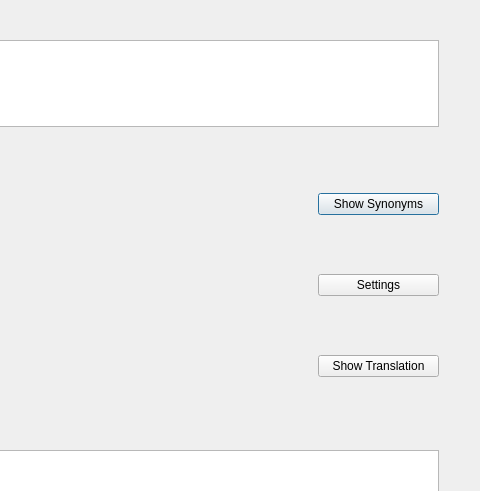
donotreadme/Deutsch2Englisch_Schreibhilfe, file Schreibhilfe_MainWindow.ui: the form before one commit; both pictures show x 642 to 1122 and y 0 to 491 of the 1122 by 598 pixel window.
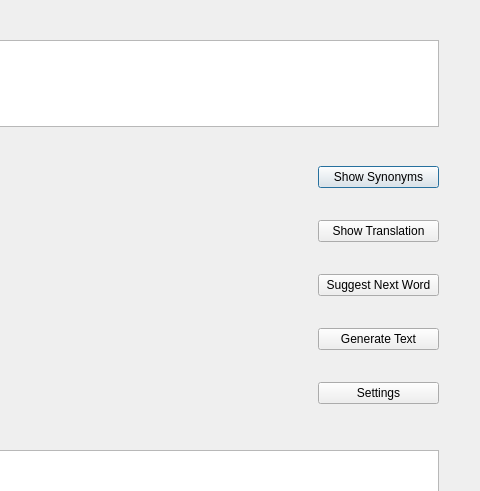
The form after the commit.

Commit message: added text generation

The edit to the form file:
```diff
--- a/Schreibhilfe_MainWindow.ui
+++ b/Schreibhilfe_MainWindow.ui
@@ -39,7 +39,7 @@
     <string>Insert your German text for translation</string>
    </property>
   </widget>
-  <widget class="QWidget" name="">
+  <widget class="QWidget" name="layoutWidget">
    <property name="geometry">
     <rect>
      <x>960</x>
@@ -56,13 +56,6 @@
       </property>
      </widget>
     </item>
-    <item>
-     <widget class="QPushButton" name="buttonSettings">
-      <property name="text">
-       <string>Settings</string>
-      </property>
-     </widget>
-    </item>
     <item>
      <widget class="QPushButton" name="buttonTranslation">
       <property name="text">
@@ -70,9 +63,30 @@
       </property>
      </widget>
     </item>
+    <item>
+     <widget class="QPushButton" name="buttonSuggestWord">
+      <property name="text">
+       <string>Suggest Next Word</string>
+      </property>
+     </widget>
+    </item>
+    <item>
+     <widget class="QPushButton" name="buttonGenerateText">
+      <property name="text">
+       <string>Generate Text</string>
+      </property>
+     </widget>
+    </item>
+    <item>
+     <widget class="QPushButton" name="buttonSettings">
+      <property name="text">
+       <string>Settings</string>
+      </property>
+     </widget>
+    </item>
    </layout>
   </widget>
-  <widget class="QWidget" name="">
+  <widget class="QWidget" name="layoutWidget">
    <property name="geometry">
     <rect>
      <x>50</x>
```
The commit also changes 1 other file.
